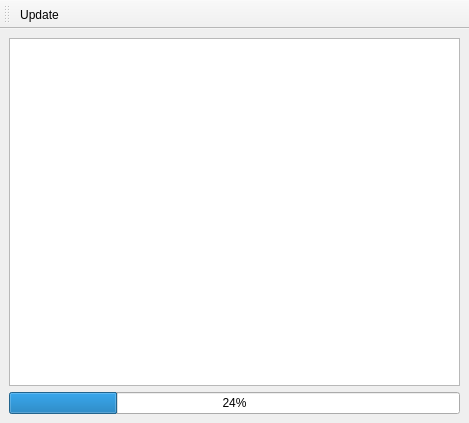
Above: rankings.ui from FrankMamuda/ketoevent before the change. Below: the same form after it.
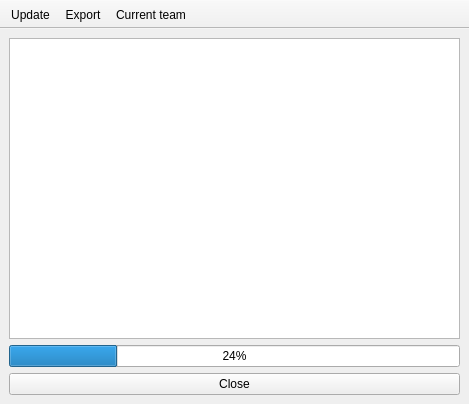
That is the form after the change. Icons and pictures are not drawn.

```diff
--- a/rankings.ui
+++ b/rankings.ui
@@ -7,7 +7,7 @@
     <x>0</x>
     <y>0</y>
     <width>469</width>
-    <height>423</height>
+    <height>404</height>
    </rect>
   </property>
   <property name="windowTitle">
@@ -16,7 +16,23 @@
   <widget class="QWidget" name="centralwidget">
    <layout class="QVBoxLayout" name="verticalLayout">
     <item>
-     <widget class="QTableView" name="tableView"/>
+     <widget class="QTableView" name="tableView">
+      <property name="editTriggers">
+       <set>QAbstractItemView::NoEditTriggers</set>
+      </property>
+      <property name="alternatingRowColors">
+       <bool>true</bool>
+      </property>
+      <property name="selectionMode">
+       <enum>QAbstractItemView::SingleSelection</enum>
+      </property>
+      <property name="selectionBehavior">
+       <enum>QAbstractItemView::SelectRows</enum>
+      </property>
+      <attribute name="verticalHeaderVisible">
+       <bool>false</bool>
+      </attribute>
+     </widget>
     </item>
     <item>
      <widget class="QProgressBar" name="progressBar">
@@ -25,12 +41,34 @@
       </property>
      </widget>
     </item>
+    <item>
+     <widget class="QPushButton" name="closeButton">
+      <property name="text">
+       <string>Close</string>
+      </property>
+     </widget>
+    </item>
    </layout>
   </widget>
   <widget class="QToolBar" name="toolBar">
    <property name="windowTitle">
     <string>toolBar</string>
    </property>
+   <property name="movable">
+    <bool>false</bool>
+   </property>
+   <property name="iconSize">
+    <size>
+     <width>16</width>
+     <height>16</height>
+    </size>
+   </property>
+   <property name="toolButtonStyle">
+    <enum>Qt::ToolButtonTextUnderIcon</enum>
+   </property>
+   <property name="floatable">
+    <bool>false</bool>
+   </property>
    <attribute name="toolBarArea">
     <enum>TopToolBarArea</enum>
    </attribute>
@@ -38,12 +76,28 @@
     <bool>false</bool>
    </attribute>
    <addaction name="actionUpdate"/>
+   <addaction name="actionExport"/>
+   <addaction name="actionCurrent_team"/>
   </widget>
   <action name="actionUpdate">
    <property name="text">
     <string>Update</string>
    </property>
   </action>
+  <action name="actionExport">
+   <property name="icon">
+    <iconset resource="resources.qrc">
+     <normaloff>:/icons/export</normaloff>:/icons/export</iconset>
+   </property>
+   <property name="text">
+    <string>Export</string>
+   </property>
+  </action>
+  <action name="actionCurrent_team">
+   <property name="text">
+    <string>Current team</string>
+   </property>
+  </action>
  </widget>
  <resources/>
  <connections/>
```
Left out of the diff: 10 changed lines with no effect on the pictures.
